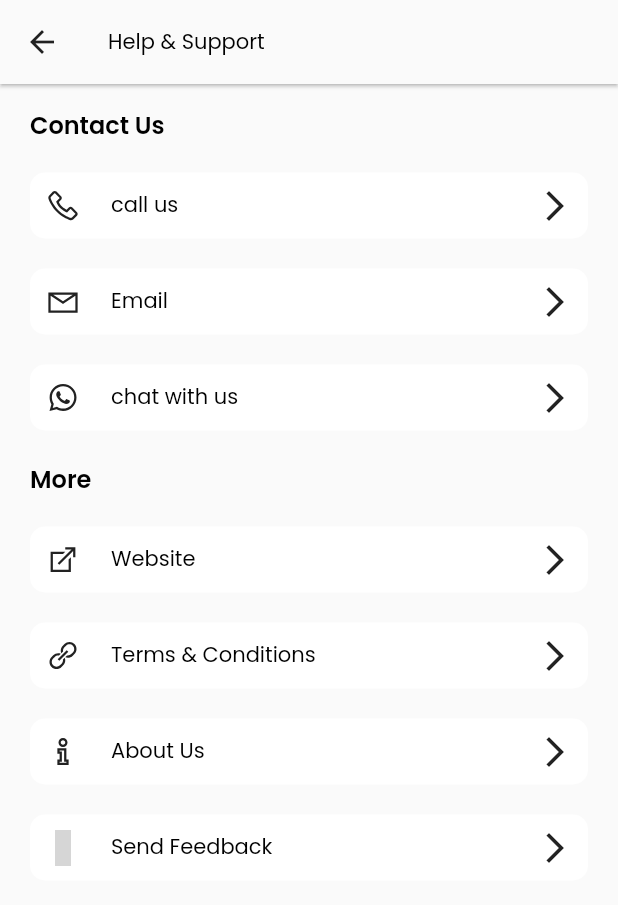
After one commit to Saipreetham0/shubhithasenergysolutions, a Flutter app: the helpSupport screen opened directly, on a phone screen of 412 x 824 dp. The commit adds this screen. Shown: the top 905 px of the screen. Run offline on Flutter 3.47's test engine with Material 2 defaults, Android fonts, the phone set to English and light mode, and no system bars; our stand-ins replace cloud_firestore, firebase_auth, firebase_core, flutter_otp_text_field, flutter_screenutil, get and 4 more; accounts and stored records are empty; network calls fail; grey boxes are pictures that could not be loaded.

Commit message:
help and support completed

```diff
--- /dev/null
+++ b/lib/scr/constants/links.dart
@@ -0,0 +1,12 @@
+// profile screen links
+const String kspDeveloperSite = 'https://saipreetham.me';
+const String kprivacyPolicy = 'https://shubhithasenergysolutions.com/';
+const String kwebsite = 'https://shubhithasenergysolutions.com/';
+const String ktermsAndConditions = 'https://shubhithasenergysolutions.com/';
+const String kaboutUs = 'https://shubhithasenergysolutions.com/';
+const String kfaq = 'https://shubhithasenergysolutions.com/';
+const String kcontactUs = 'https://shubhithasenergysolutions.com/';
+const String kcallUs = 'tel:+918555834486';
+const String kemail = 'mailto:shubhithasenergysolutions@gmail.com';
+const String kchatWithUs = 'https://api.whatsapp.com/send/?phone=918555834486';
+const String kfeedback = 'https://shubhithasenergysolutions.com/';
--- a/lib/scr/features/core/screens/dashboard/widget/profile_list_item.dart
+++ b/lib/scr/features/core/screens/dashboard/widget/profile_list_item.dart
@@ -20,7 +20,7 @@ class profile_list_widget extends StatelessWidget {
       decoration: BoxDecoration(
         color: Theme.of(context).cardColor,
         borderRadius: BorderRadius.circular(10),
-        boxShadow: [],
+        // boxShadow: [],
       ),
       child: GestureDetector(
         onTap: () {
--- /dev/null
+++ b/lib/scr/features/core/screens/help_support/help_support.dart
@@ -0,0 +1,205 @@
+import 'package:flutter/material.dart';
+import 'package:get/get.dart';
+import 'package:line_icons/line_icons.dart';
+import 'package:shubhithasenergysolutions/scr/constants/links.dart';
+import 'package:shubhithasenergysolutions/scr/constants/sizes.dart';
+import 'package:shubhithasenergysolutions/scr/features/core/screens/dashboard/widget/profile_list_item.dart';
+import 'package:url_launcher/url_launcher.dart';
+
+class helpSupport extends StatelessWidget {
+  const helpSupport({super.key});
+
+  Future<void> _launchUrl(String url) async {
+    final Uri _url = Uri(
+      scheme: "https",
+      host: 'play.google.com',
+      path: 'store/apps/details',
+      queryParameters: {"id": 'com.whatsapp'},
+    );
+    if (!await launchUrl(_url)) {
+      throw 'Could not launch $_url';
+    }
+  }
+
+  @override
+  Widget build(BuildContext context) {
+    return SafeArea(
+      child: Scaffold(
+        appBar: AppBar(
+          title: Text(
+            'Help & Support',
+            style: Theme.of(context).textTheme.bodyLarge,
+          ),
+          backgroundColor: Theme.of(context).scaffoldBackgroundColor,
+          elevation: 1,
+          leading: IconButton(
+            icon: Icon(
+              Icons.arrow_back,
+              color: Theme.of(context).iconTheme.color,
+            ),
+            onPressed: () {
+              Get.back();
+            },
+          ),
+        ),
+        //
+        body: Container(
+          padding: const EdgeInsets.symmetric(
+              horizontal: tDefaultSize - 10, vertical: tDefaultSize - 15),
+          child: Column(
+            children: [
+              Row(
+                children: [
+                  Text(
+                    'Contact Us',
+                    style: Theme.of(context).textTheme.headline4,
+                    textAlign: TextAlign.start,
+                  ),
+                ],
+              ),
+              SizedBox(height: 20),
+              profile_list_widget(
+                icon: LineIcons.phone,
+                text: 'call us',
+                onTap: () async {
+                  final url = Uri.parse(
+                    kcallUs,
+                  );
+                  if (await launchUrl(url)) {
+                    canLaunchUrl(url);
+                  } else {
+                    // ignore: avoid_print
+                    print("Can't launch $url");
+                  }
+                },
+              ),
+              const SizedBox(height: 20),
+              profile_list_widget(
+                icon: LineIcons.envelope,
+                text: 'Email',
+                onTap: () async {
+                  final url = Uri.parse(
+                    kemail,
+                  );
+                  if (await launchUrl(url)) {
+                    canLaunchUrl(url);
+                  } else {
+                    // ignore: avoid_print
+                    print("Can't launch $url");
+                  }
+                },
+              ),
+              const SizedBox(height: 20),
+              profile_list_widget(
+                icon: LineIcons.whatSApp,
+                text: 'chat with us',
+                onTap: () async {
+                  final url = Uri.parse(kchatWithUs);
+                  if (await launchUrl(url)) {
+                    canLaunchUrl(url);
+                  } else {
+                    // ignore: avoid_print
+                    print("Can't launch $url");
+                  }
+                },
+                // onTap: () {
+                //   _launchUrl(kchatWithUs);
+                // },
+              ),
+              const SizedBox(height: 20),
+              Row(
+                children: [
+                  Text(
+                    'More',
+                    style: Theme.of(context).textTheme.headline4,
+                    textAlign: TextAlign.start,
+                  ),
+                ],
+              ),
+              const SizedBox(height: 20),
+              profile_list_widget(
+                icon: LineIcons.alternateExternalLink,
+                text: 'Website',
+                onTap: () async {
+                  final url = Uri.parse(
+                    kwebsite,
+                  );
+                  if (await launchUrl(url)) {
+                    canLaunchUrl(url);
+                  } else {
+                    // ignore: avoid_print
+                    print("Can't launch $url");
+                  }
+                },
+              ),
+              const SizedBox(height: 20),
+              profile_list_widget(
+                icon: LineIcons.link,
+                text: 'Terms & Conditions',
+                onTap: () async {
+                  final url = Uri.parse(
+                    ktermsAndConditions,
+                  );
+                  if (await launchUrl(url)) {
+                    canLaunchUrl(url);
+                  } else {
+                    // ignore: avoid_print
+                    print("Can't launch $url");
+                  }
+                },
+              ),
+              const SizedBox(height: 20),
+              profile_list_widget(
+                icon: LineIcons.info,
+                text: 'About Us',
+                onTap: () async {
+                  final url = Uri.parse(
+                    ktermsAndConditions,
+                  );
+                  if (await launchUrl(url)) {
+                    canLaunchUrl(url);
+                  } else {
+                    // ignore: avoid_print
+                    print("Can't launch $url");
+                  }
+                },
+              ),
+              // const SizedBox(height: 20),
+              // profile_list_widget(
+              //   icon: LineIcons.questionCircle,
+              //   text: 'FAQ',
+              //   onTap: () async {
+              //   final url = Uri.parse(
+              //     kfaq,
+              //   );
+              //   if (await launchUrl(url)) {
+              //     canLaunchUrl(url);
+              //   } else {
+              //     // ignore: avoid_print
+              //     print("Can't launch $url");
+              //   }
+              // },
+              // ),
+              const SizedBox(height: 20),
+              profile_list_widget(
+                icon: LineIcons.editAlt,
+                text: 'Send Feedback',
+                onTap: () async {
+                  final url = Uri.parse(kfeedback);
+                  if (await launchUrl(url)) {
+                    canLaunchUrl(
+                      url,
+                    );
+                  } else {
+                    // ignore: avoid_print
+                    print("Can't launch $url");
+                  }
+                },
+              ),
+            ],
+          ),
+        ),
+      ),
+    );
+  }
+}
```
Also changed, not shown: lib/scr/features/core/screens/dashboard/fragments/profile_screen.dart (+21 -4 lines), lib/scr/features/core/screens/notfications/notifications.dart (added, +36 -0 lines), 2 other files.
